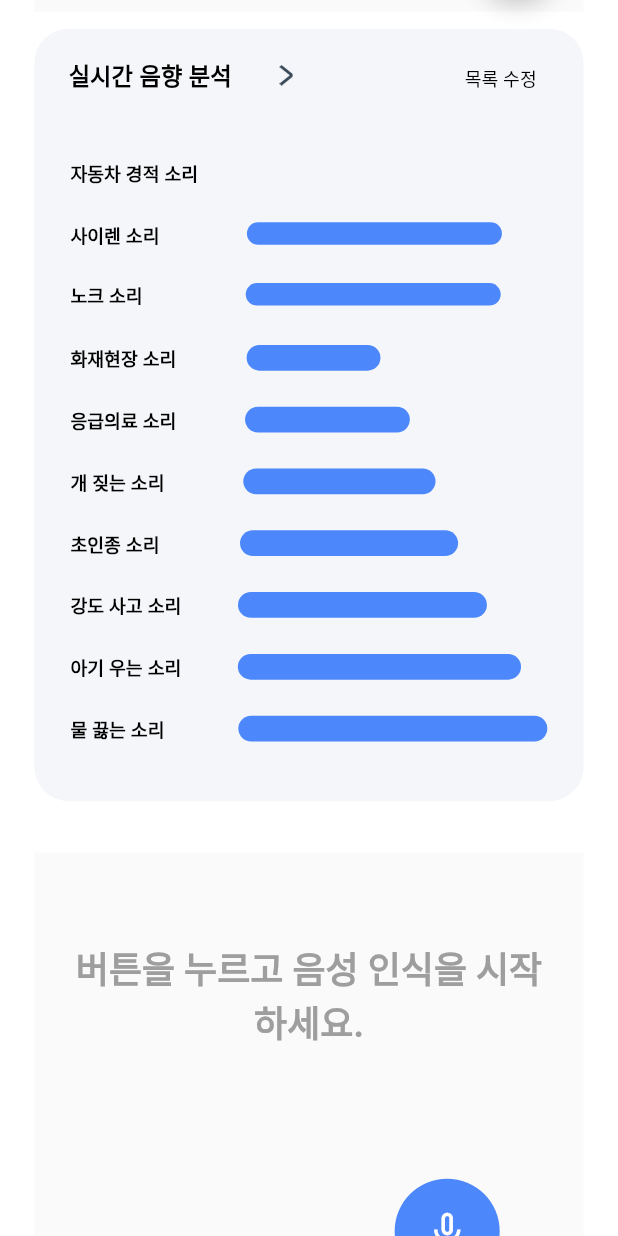
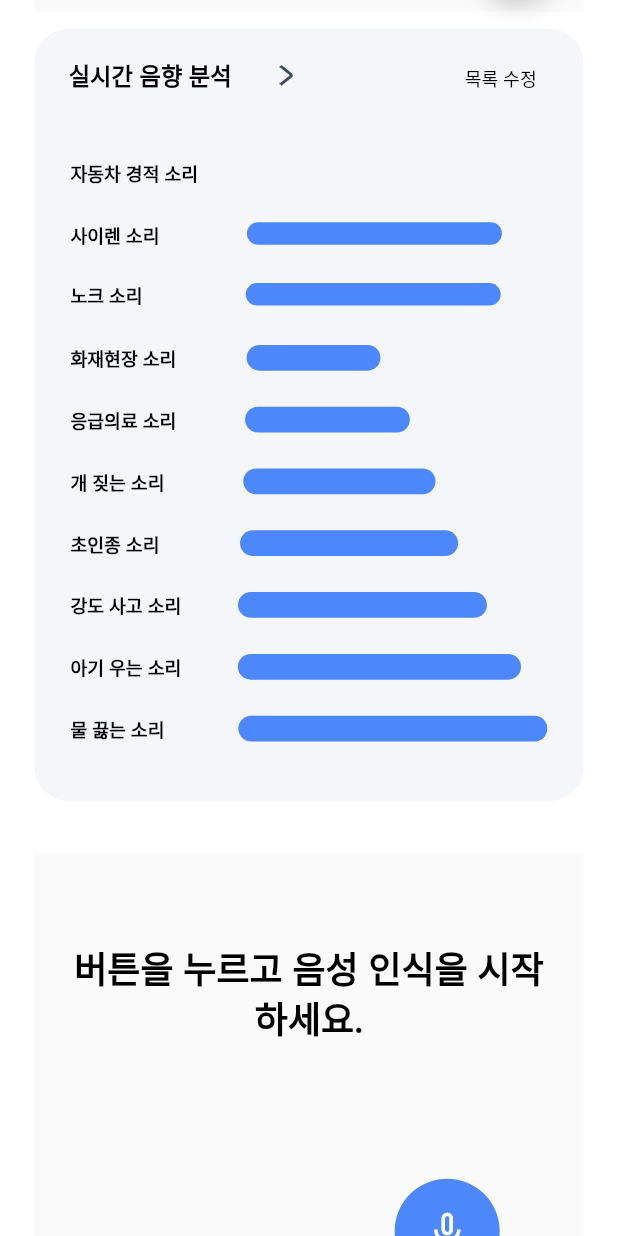
Before and after one commit to LEEJEONGMIN07/duksomnia, a Flutter app: the screen it shows after launch, scrolled down 576 dp, on a phone screen of 412 x 824 dp. Run offline on Flutter 3.47's test engine with Material 2 defaults, Android fonts, the light colour scheme and no system bars; drawn by our look-alikes of avatar_glow; our stand-ins replace flutter_local_notifications, google_fonts, permission_handler, shared_preferences, speech_to_text and 1 more; missing offline and left inert: dart:ffi, noise_meter, tflite_audio.

Commit message:
STT 결과 텍스트에 글꼴 입힘

```diff
--- a/lib/user_word/screen/speech_screen.dart
+++ b/lib/user_word/screen/speech_screen.dart
@@ -3,6 +3,7 @@
 
 import 'dart:developer';
 
+import 'package:flutter_application_1/utils.dart';
 import 'package:speech_to_text/speech_to_text.dart'; // 음성 인식 결과 반환
 import 'package:avatar_glow/avatar_glow.dart'; // 음성 인식 텍스트를 출력할 때 시각적 효과를 제공
 import 'package:flutter/material.dart';
@@ -10,6 +11,8 @@ import 'package:flutter_application_1/services/local_notification_service.dart';
 import 'package:flutter_application_1/user_word/data/sp_helper.dart';
 import 'package:flutter_application_1/user_word/screen/user-word_screen.dart';
 import 'package:vibration/vibration.dart'; // 알림(진동) 기능, pub.dev
+import 'package:google_fonts/google_fonts.dart';
+
 
 class SpeechScreen extends StatefulWidget {
   const SpeechScreen({super.key});
@@ -29,6 +32,7 @@ class _SpeechScreenState extends State<SpeechScreen> {
 
   late final LocalNotificationService service; // Notification test 위해 추가
 
+
   @override
   void initState() {
     // 알림 기능 연동 위해 추가
@@ -39,6 +43,11 @@ class _SpeechScreenState extends State<SpeechScreen> {
 
   @override
   Widget build(BuildContext context) {
+    // text 변수 글꼴 설정 위해 추가함
+    double baseWidth = 360;
+    double fem = MediaQuery.of(context).size.width / baseWidth;
+    double ffem = fem * 0.97;
+
     return Scaffold(
       // floatingActionButtonLocation: FloatingActionButtonLocation.centerFloat, // floating 액션 버튼 위치 변경: 하단 오른쪽 -> 중앙
       // floatingActionButtonLocation: FloatingActionButtonLocation.miniEndFloat,
@@ -152,14 +161,22 @@ class _SpeechScreenState extends State<SpeechScreen> {
               alignment: Alignment.center, // text 등 요소를 가운데 정렬
               padding: const EdgeInsets.symmetric(horizontal: 24, vertical: 16),
               margin: const EdgeInsets.only(bottom: 150),
-              child: Text(
+              child: RichText(
                 textAlign: TextAlign.center,
-                text,
-                style: TextStyle(
-                    fontSize: 24,
-                    color: isListening ? Colors.black87 : Colors.grey,
-                    fontWeight: FontWeight.w600),
-              ),
+                text: TextSpan(
+                  style: SafeGoogleFont (
+                    'Nunito',
+                    fontSize: 24, //14*ffem,
+                    fontWeight: FontWeight.w700,
+                    height: 1.3625*ffem/fem,
+                    color: Color(0xff000000),
+                  ),
+                  children: [
+                    TextSpan(
+                      text: text,
+                    ),
+                  ],
+                ),)
             ),
           ])
           // ),
```
